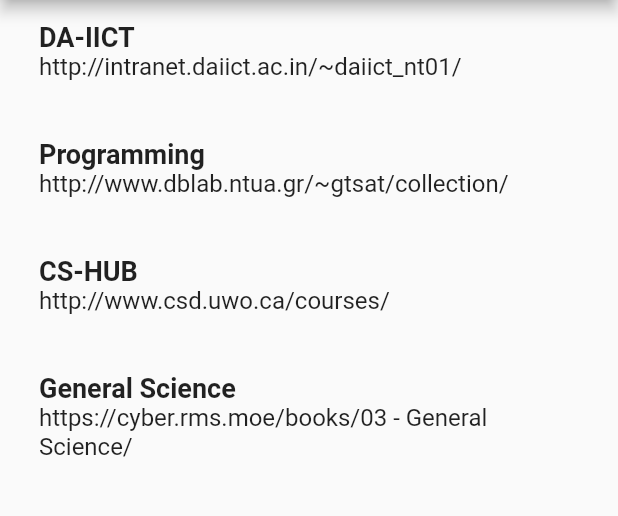
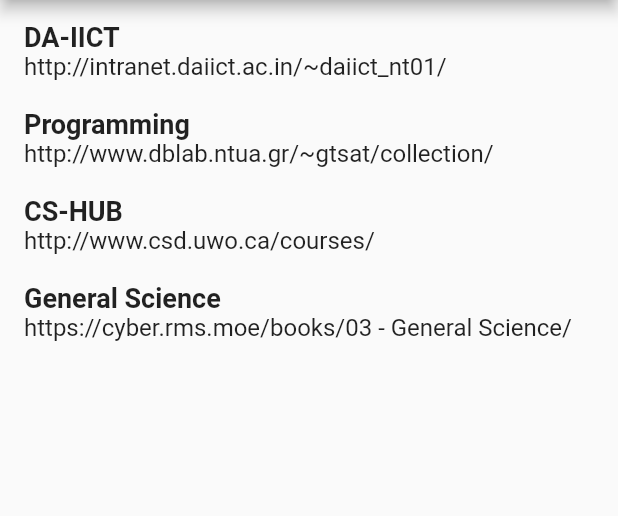
Before and after one commit to janvig/Apron, a Flutter app: the screen it shows after launch, on a phone screen of 412 x 824 dp, the part 84-600 px from its top. Run offline on Flutter 3.47's test engine with Material 2 defaults, Android fonts, the phone set to English and light mode, and no system bars; our stand-ins replace sqflite; accounts and stored records are empty.

Commit message:
Adjusted Spacing

```diff
--- a/lib/apache_list.dart
+++ b/lib/apache_list.dart
@@ -82,7 +82,10 @@ class _ApacheListPageState extends State<ApacheListPage> {
       ),
       drawer: ApronDrawer(),
       body: Container(
-        margin: EdgeInsets.all(10.0),
+        padding: EdgeInsets.only(
+          top: 0.0,
+          bottom: 0.0,
+        ),
         child: ListView.builder(
           itemCount: collegeKeys.length,
           itemBuilder: (BuildContext context, int index){
@@ -95,6 +98,9 @@ class _ApacheListPageState extends State<ApacheListPage> {
               },
               title: Column(
                 children: <Widget>[
+                  SizedBox(
+                    height: 10.0,
+                  ),
                   Row(
                     children: <Widget>[
                       Flexible(
@@ -115,9 +121,6 @@ class _ApacheListPageState extends State<ApacheListPage> {
                       )
                     ]
                   ),
-                  SizedBox(
-                    height: 30.0,
-                  )
                 ]
               )
             );
```
